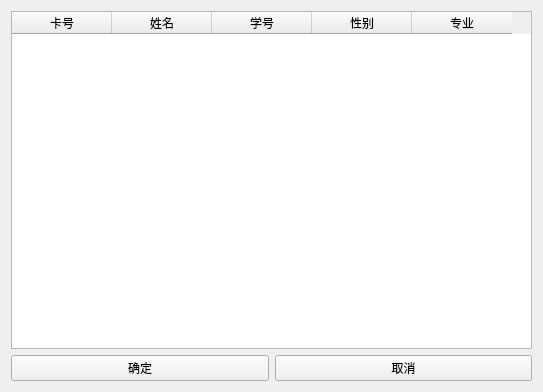
Before: the Qt Designer form main/src/database.ui in windfallw/PN532-Reader, drawn with Qt 5.
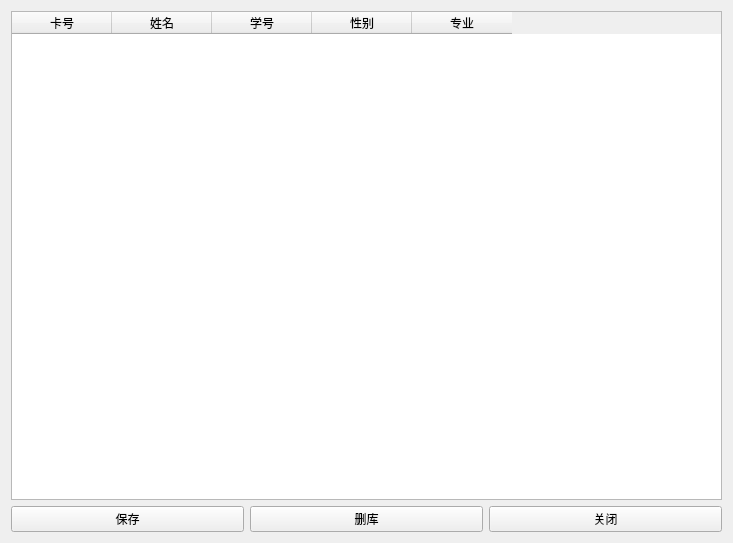
After: the same form once the commit is applied.

Patch:
```diff
--- a/main/src/database.ui
+++ b/main/src/database.ui
@@ -6,8 +6,8 @@
    <rect>
     <x>0</x>
     <y>0</y>
-    <width>543</width>
-    <height>392</height>
+    <width>733</width>
+    <height>543</height>
    </rect>
   </property>
   <property name="windowTitle">
@@ -17,20 +17,20 @@
    <item row="0" column="0">
     <layout class="QGridLayout" name="gridLayout">
      <item row="1" column="1">
-      <widget class="QPushButton" name="tableDialog_false">
+      <widget class="QPushButton" name="delData">
        <property name="text">
-        <string>取消</string>
+        <string>删库</string>
        </property>
       </widget>
      </item>
      <item row="1" column="0">
       <widget class="QPushButton" name="tableDialog_true">
        <property name="text">
-        <string>确定</string>
+        <string>保存</string>
        </property>
       </widget>
      </item>
-     <item row="0" column="0" colspan="2">
+     <item row="0" column="0" colspan="3">
       <widget class="QTableWidget" name="dataTable">
        <column>
         <property name="text">
@@ -59,6 +59,13 @@
        </column>
       </widget>
      </item>
+     <item row="1" column="2">
+      <widget class="QPushButton" name="tableDialog_false">
+       <property name="text">
+        <string>关闭</string>
+       </property>
+      </widget>
+     </item>
     </layout>
    </item>
   </layout>
```
